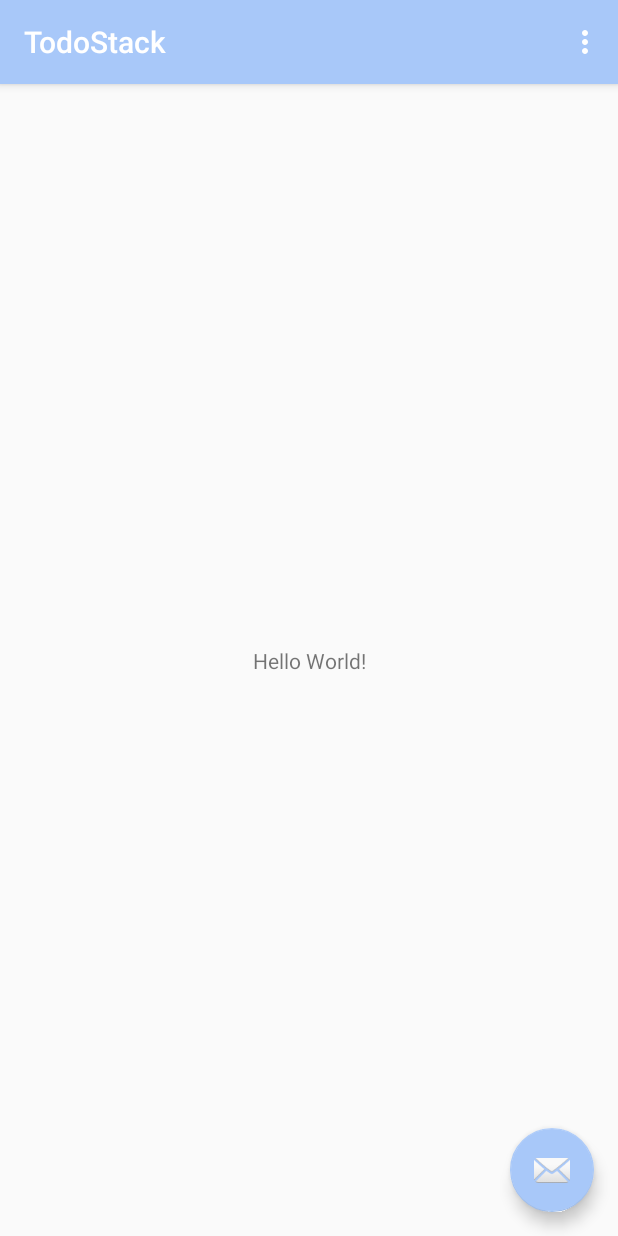
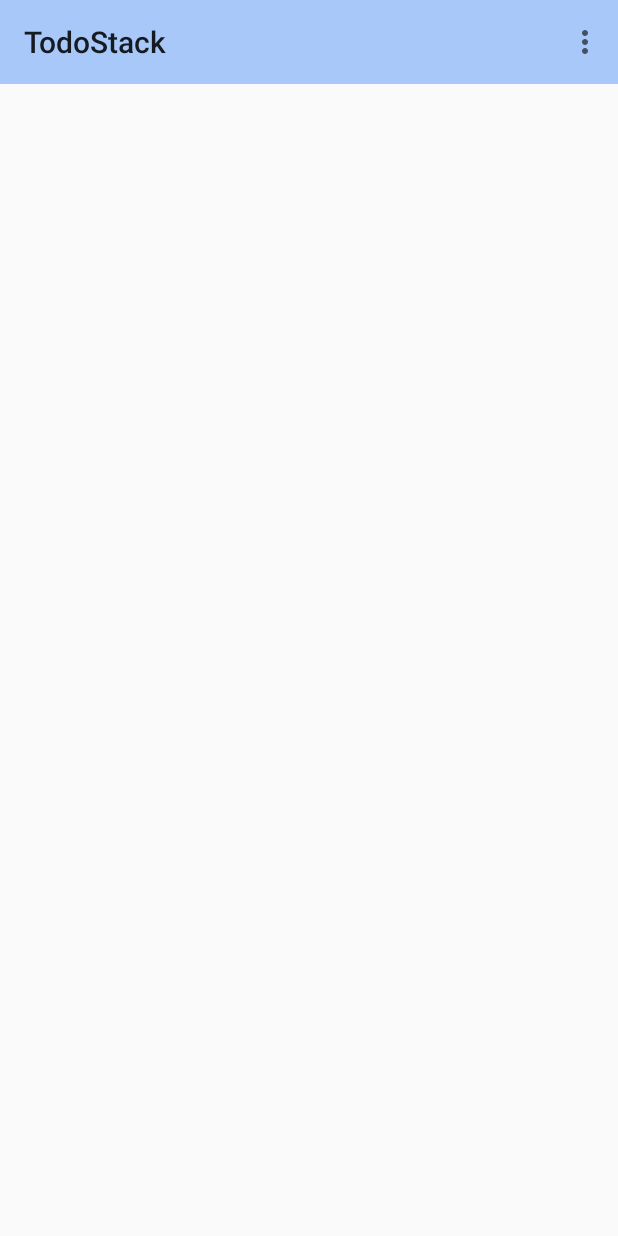
Before and after one commit to Dal-Pi/TodoStack3, an Android app: the screen it shows after launch (MainActivity), on a phone screen of 412 x 824 dp. Run offline under Robolectric (Android 15) with nearby library versions, the phone set to English and light mode, and no system bars.

Commit message:
[170714] concept make (1)

```diff
--- a/app/build.gradle
+++ b/app/build.gradle
@@ -27,5 +27,6 @@ dependencies {
     compile 'com.android.support:appcompat-v7:26.+'
     compile 'com.android.support.constraint:constraint-layout:1.0.0-alpha6'
     compile 'com.android.support:design:26.+'
+    compile 'com.android.support:support-v4:26.+'
     testCompile 'junit:junit:4.12'
 }
--- a/app/src/main/AndroidManifest.xml
+++ b/app/src/main/AndroidManifest.xml
@@ -10,7 +10,7 @@
         android:supportsRtl="true"
         android:theme="@style/AppTheme">
         <activity
-            android:name=".MainActivity"
+            android:name=".view.MainActivity"
             android:label="@string/app_name"
             android:theme="@style/AppTheme.NoActionBar">
             <intent-filter>
--- a/app/src/main/java/com/kania/todostack3/MainActivity.java
+++ /dev/null
@@ -1,52 +0,0 @@
-package com.kania.todostack3;
-
-import android.os.Bundle;
-import android.support.design.widget.FloatingActionButton;
-import android.support.design.widget.Snackbar;
-import android.support.v7.app.AppCompatActivity;
-import android.support.v7.widget.Toolbar;
-import android.view.View;
-import android.view.Menu;
-import android.view.MenuItem;
-
-public class MainActivity extends AppCompatActivity {
-
-    @Override
-    protected void onCreate(Bundle savedInstanceState) {
-        super.onCreate(savedInstanceState);
-        setContentView(R.layout.activity_main);
-        Toolbar toolbar = (Toolbar) findViewById(R.id.toolbar);
-        setSupportActionBar(toolbar);
-
-        FloatingActionButton fab = (FloatingActionButton) findViewById(R.id.fab);
-        fab.setOnClickListener(new View.OnClickListener() {
-            @Override
-            public void onClick(View view) {
-                Snackbar.make(view, "Replace with your own action", Snackbar.LENGTH_LONG)
-                        .setAction("Action", null).show();
-            }
-        });
-    }
-
-    @Override
-    public boolean onCreateOptionsMenu(Menu menu) {
-        // Inflate the menu; this adds items to the action bar if it is present.
-        getMenuInflater().inflate(R.menu.menu_main, menu);
-        return true;
-    }
-
-    @Override
-    public boolean onOptionsItemSelected(MenuItem item) {
-        // Handle action bar item clicks here. The action bar will
-        // automatically handle clicks on the Home/Up button, so long
-        // as you specify a parent activity in AndroidManifest.xml.
-        int id = item.getItemId();
-
-        //noinspection SimplifiableIfStatement
-        if (id == R.id.action_settings) {
-            return true;
-        }
-
-        return super.onOptionsItemSelected(item);
-    }
-}
--- a/app/src/main/java/com/kania/todostack3/MainActivityFragment.java
+++ /dev/null
@@ -1,22 +0,0 @@
-package com.kania.todostack3;
-
-import android.support.v4.app.Fragment;
-import android.os.Bundle;
-import android.view.LayoutInflater;
-import android.view.View;
-import android.view.ViewGroup;
-
-/**
- * A placeholder fragment containing a simple view.
- */
-public class MainActivityFragment extends Fragment {
-
-    public MainActivityFragment() {
-    }
-
-    @Override
-    public View onCreateView(LayoutInflater inflater, ViewGroup container,
-                             Bundle savedInstanceState) {
-        return inflater.inflate(R.layout.fragment_main, container, false);
-    }
-}
--- /dev/null
+++ b/app/src/main/java/com/kania/todostack3/view/CheckListFragment.java
@@ -0,0 +1,66 @@
+package com.kania.todostack3.view;
+
+import android.content.Context;
+import android.net.Uri;
+import android.os.Bundle;
+import android.support.v4.app.Fragment;
+import android.support.v7.widget.RecyclerView;
+import android.view.LayoutInflater;
+import android.view.View;
+import android.view.ViewGroup;
+
+import com.kania.todostack3.R;
+
+public class CheckListFragment extends Fragment {
+
+    private OnFragmentInteractionListener mListener;
+
+    private RecyclerView mRecyclerView;
+
+    public CheckListFragment() {
+        // Required empty public constructor
+    }
+
+    // TODO: Rename and change types and number of parameters
+    public static CheckListFragment newInstance() {
+        CheckListFragment fragment = new CheckListFragment();
+        //Bundle args = new Bundle();
+        //fragment.setArguments(args);
+        return fragment;
+    }
+
+    @Override
+    public void onCreate(Bundle savedInstanceState) {
+        super.onCreate(savedInstanceState);
+        if (getArguments() != null) {
+            //get args
+        }
+    }
+
+    @Override
+    public View onCreateView(LayoutInflater inflater, ViewGroup container,
+                             Bundle savedInstanceState) {
+        return inflater.inflate(R.layout.fragment_check_list, container, false);
+    }
+
+    @Override
+    public void onAttach(Context context) {
+        super.onAttach(context);
+        if (context instanceof OnFragmentInteractionListener) {
+            mListener = (OnFragmentInteractionListener) context;
+        } else {
+            throw new RuntimeException(context.toString()
+                    + " must implement OnFragmentInteractionListener");
+        }
+    }
+
+    @Override
+    public void onDetach() {
+        super.onDetach();
+        mListener = null;
+    }
+
+    public interface OnFragmentInteractionListener {
+        void onFragmentInteraction(Uri uri);
+    }
+}
--- /dev/null
+++ b/app/src/main/java/com/kania/todostack3/view/MainActivity.java
@@ -0,0 +1,77 @@
+package com.kania.todostack3.view;
+
+import android.net.Uri;
+import android.os.Bundle;
+import android.support.v4.app.Fragment;
+import android.support.v4.app.FragmentManager;
+import android.support.v4.app.FragmentTransaction;
+import android.support.v7.app.AppCompatActivity;
+import android.support.v7.widget.Toolbar;
+import android.view.Menu;
+import android.view.MenuItem;
+
+import com.kania.todostack3.R;
+
+public class MainActivity extends AppCompatActivity
+        implements CheckListFragment.OnFragmentInteractionListener {
+
+    private FragmentManager mFragmentManager;
+
+    private CheckListFragment mCheckListFragment;
+
+    @Override
+    protected void onCreate(Bundle savedInstanceState) {
+        super.onCreate(savedInstanceState);
+        setContentView(R.layout.activity_main);
+        Toolbar toolbar = (Toolbar) findViewById(R.id.act_main_toolbar);
+        setSupportActionBar(toolbar);
+
+        mFragmentManager = getSupportFragmentManager();
+
+        if (savedInstanceState == null) {
+            setInitialFragment();
+        }
+    }
+
+    @Override
+    public void onAttachFragment(Fragment fragment) {
+        super.onAttachFragment(fragment);
+        if (fragment instanceof CheckListFragment) {
+            mCheckListFragment = (CheckListFragment)fragment;
+        }
+    }
+
+    @Override
+    public boolean onCreateOptionsMenu(Menu menu) {
+        // Inflate the menu; this adds items to the action bar if it is present.
+        getMenuInflater().inflate(R.menu.menu_main, menu);
+        return true;
+    }
+
+    @Override
+    public boolean onOptionsItemSelected(MenuItem item) {
+        // Handle action bar item clicks here. The action bar will
+        // automatically handle clicks on the Home/Up button, so long
+        // as you specify a parent activity in AndroidManifest.xml.
+        int id = item.getItemId();
+
+        //noinspection SimplifiableIfStatement
+        if (id == R.id.action_settings) {
+            return true;
+        }
+
+        return super.onOptionsItemSelected(item);
+    }
+
+    private void setInitialFragment() {
+        FragmentTransaction ft = mFragmentManager.beginTransaction();
+        ft.add(R.id.act_main_container, CheckListFragment.newInstance(),
+                CheckListFragment.class.getCanonicalName());
+        ft.commit();
+    }
+
+    @Override
+    public void onFragmentInteraction(Uri uri) {
+
+    }
+}
--- a/app/src/main/res/layout/activity_main.xml
+++ b/app/src/main/res/layout/activity_main.xml
@@ -1,33 +1,24 @@
 <?xml version="1.0" encoding="utf-8"?>
-<android.support.design.widget.CoordinatorLayout xmlns:android="http://schemas.android.com/apk/res/android"
+<LinearLayout
+    xmlns:android="http://schemas.android.com/apk/res/android"
     xmlns:app="http://schemas.android.com/apk/res-auto"
-    xmlns:tools="http://schemas.android.com/tools"
     android:layout_width="match_parent"
     android:layout_height="match_parent"
-    tools:context="com.kania.todostack3.MainActivity">
+    android:fitsSystemWindows="false"
+    android:orientation="vertical">
 
-    <android.support.design.widget.AppBarLayout
+    <android.support.v7.widget.Toolbar
+        android:id="@+id/act_main_toolbar"
         android:layout_width="match_parent"
-        android:layout_height="wrap_content"
-        android:theme="@style/AppTheme.AppBarOverlay">
+        android:layout_height="?attr/actionBarSize"
+        android:background="?attr/colorPrimary"
+        app:popupTheme="@style/AppTheme.PopupOverlay" />
 
-        <android.support.v7.widget.Toolbar
-            android:id="@+id/toolbar"
-            android:layout_width="match_parent"
-            android:layout_height="?attr/actionBarSize"
-            android:background="?attr/colorPrimary"
-            app:popupTheme="@style/AppTheme.PopupOverlay" />
+    <FrameLayout
+        android:id="@+id/act_main_container"
+        android:layout_width="match_parent"
+        android:layout_height="match_parent"
+        android:layout_below="@id/act_main_toolbar" >
+    </FrameLayout>
 
-    </android.support.design.widget.AppBarLayout>
-
-    <include layout="@layout/content_main" />
-
-    <android.support.design.widget.FloatingActionButton
-        android:id="@+id/fab"
-        android:layout_width="wrap_content"
-        android:layout_height="wrap_content"
-        android:layout_gravity="bottom|end"
-        android:layout_margin="@dimen/fab_margin"
-        app:srcCompat="@android:drawable/ic_dialog_email" />
-
-</android.support.design.widget.CoordinatorLayout>
+</LinearLayout>
--- /dev/null
+++ b/app/src/main/res/layout/fragment_check_list.xml
@@ -0,0 +1,15 @@
+<FrameLayout xmlns:android="http://schemas.android.com/apk/res/android"
+    xmlns:tools="http://schemas.android.com/tools"
+    android:layout_width="match_parent"
+    android:layout_height="match_parent"
+    tools:context="com.kania.todostack3.view.CheckListFragment">
+
+    <android.support.v7.widget.RecyclerView
+        android:id="@+id/frag_checklist_list"
+        android:layout_width="match_parent"
+        android:layout_height="match_parent"
+        android:clipToPadding="false"
+        android:scrollbars="vertical"
+        />
+
+</FrameLayout>
--- a/app/src/main/res/layout/fragment_main.xml
+++ /dev/null
@@ -1,19 +0,0 @@
-<?xml version="1.0" encoding="utf-8"?>
-<android.support.constraint.ConstraintLayout xmlns:android="http://schemas.android.com/apk/res/android"
-    xmlns:app="http://schemas.android.com/apk/res-auto"
-    xmlns:tools="http://schemas.android.com/tools"
-    android:layout_width="match_parent"
-    android:layout_height="match_parent"
-    tools:context="com.kania.todostack3.MainActivityFragment"
-    tools:showIn="@layout/activity_main">
-
-    <TextView
-        android:layout_width="wrap_content"
-        android:layout_height="wrap_content"
-        android:text="Hello World!"
-        app:layout_constraintBottom_toBottomOf="parent"
-        app:layout_constraintLeft_toLeftOf="parent"
-        app:layout_constraintRight_toRightOf="parent"
-        app:layout_constraintTop_toTopOf="parent" />
-
-</android.support.constraint.ConstraintLayout>
--- a/app/src/main/res/menu/menu_main.xml
+++ b/app/src/main/res/menu/menu_main.xml
@@ -1,7 +1,7 @@
 <menu xmlns:android="http://schemas.android.com/apk/res/android"
     xmlns:app="http://schemas.android.com/apk/res-auto"
     xmlns:tools="http://schemas.android.com/tools"
-    tools:context="com.kania.todostack3.MainActivity">
+    tools:context="com.kania.todostack3.view.MainActivity">
     <item
         android:id="@+id/action_settings"
         android:orderInCategory="100"
--- a/app/src/main/res/values/strings.xml
+++ b/app/src/main/res/values/strings.xml
@@ -1,4 +1,7 @@
 <resources>
     <string name="app_name">TodoStack</string>
     <string name="action_settings">Settings</string>
+
+    <!-- TODO: Remove or change this placeholder text -->
+    <string name="hello_blank_fragment">Hello blank fragment</string>
 </resources>
```
Also changed, not shown: app/src/main/java/com/kania/todostack3/data/SubjectData.java (added, +12 -0 lines), app/src/main/java/com/kania/todostack3/data/TodoData.java (added, +19 -0 lines), app/src/main/java/com/kania/todostack3/view/AbstractListItemData.java (added, +30 -0 lines), app/src/main/java/com/kania/todostack3/view/CheckListAdapter.java (added, +14 -0 lines), app/src/main/res/layout/content_main.xml (deleted, +0 -9 lines).
